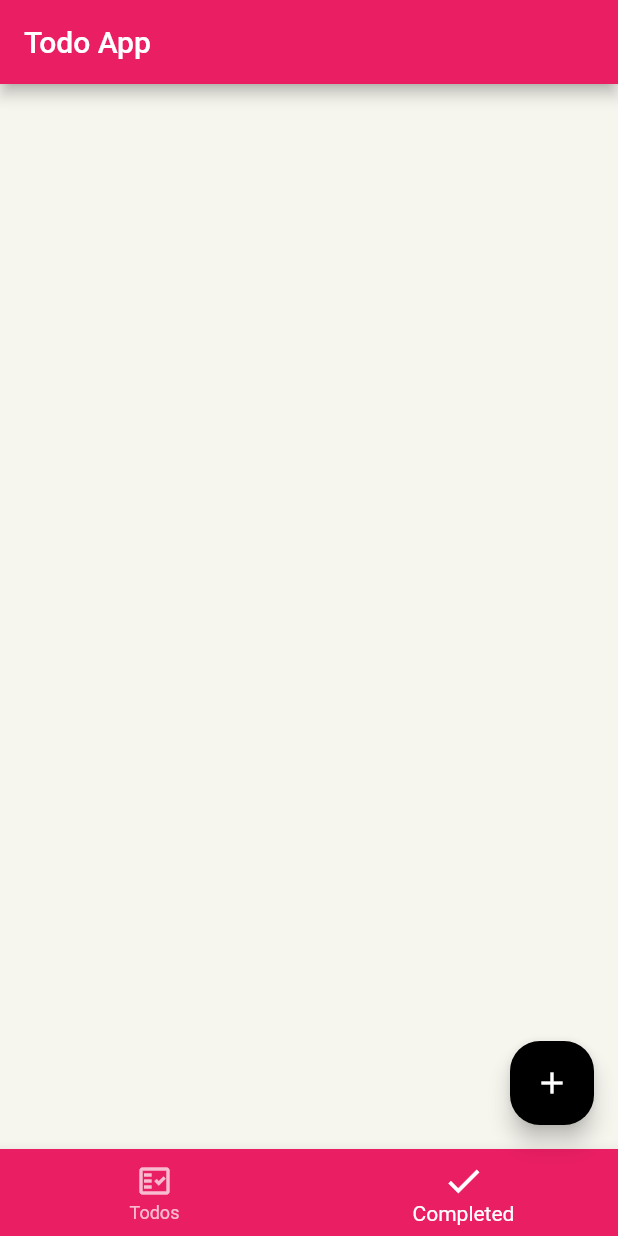
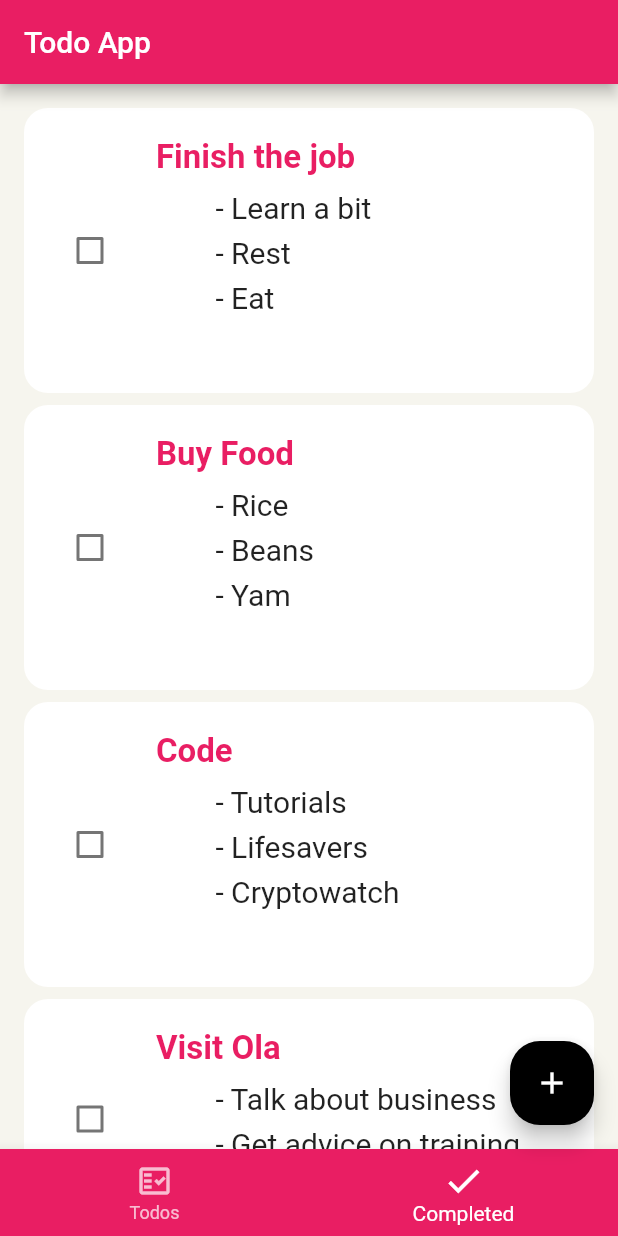
Before and after one commit to fiki2002/todo-App, a Flutter app: the screen it shows after launch, item 2 of the bottom bar chosen, on a phone screen of 412 x 824 dp. Run offline on Flutter 3.47's test engine with Material 2 defaults, Android fonts, the phone set to English and light mode, and no system bars; drawn by our look-alikes of flutter_slidable.

Commit message:
All Done

```diff
--- a/lib/pages/home_page.dart
+++ b/lib/pages/home_page.dart
@@ -2,6 +2,8 @@ import 'package:flutter/material.dart';
 import 'package:todo_list/main.dart';
 import 'package:todo_list/widgets/todo_dialog.dart';
 import 'package:todo_list/widgets/todo_list_widget.dart';
+
+import '../widgets/completed_list_widget.dart';
 
 class MyTodoHomePage extends StatefulWidget {
   const MyTodoHomePage({Key? key}) : super(key: key);
@@ -16,8 +18,7 @@ class _MyTodoHomePageState extends State<MyTodoHomePage> {
   Widget build(BuildContext context) {
     final tabs = [
       const TodoListWidget(),
-      Container(),
-    ];
+      const CompletedListWidget(),    ];
     return Scaffold(
       appBar: AppBar(
         title: const Text(MyApp.title),
--- a/lib/provider/todos.dart
+++ b/lib/provider/todos.dart
@@ -26,6 +26,9 @@ class TodosProvider extends ChangeNotifier {
   ];
   //To make our list of todos public... the code below is a getter which is public and we make sure the ones that are not done yet are displayed where neccessary
   List<Todo> get todos => _todos.where((todo) => todo.isDone == false).toList();
+
+  List<Todo> get todosCompleted =>
+      _todos.where((todo) => todo.isDone == false).toList();
   void addTodo(Todo todo) {
     //now the todo we have added in the todo dialog, we want to add it to the list of todos avaiable
     _todos.add(todo);
@@ -43,6 +46,14 @@ class TodosProvider extends ChangeNotifier {
     //We just toggled it...notice there is a patter to this
     notifyListeners();
 
-    return todo.isDone;    //The function type cant be void because, isDone is of type bool
+    return todo
+        .isDone; //The function type cant be void because, isDone is of type bool
+  }
+
+  void updateTodo(Todo todo, String title, String description) {
+    todo.title = title;
+    todo.description = description;
+
+    notifyListeners();
   }
 }
--- /dev/null
+++ b/lib/widgets/completed_list_widget.dart
@@ -0,0 +1,38 @@
+import 'package:flutter/material.dart';
+import 'package:provider/provider.dart';
+import 'package:todo_list/widgets/todo_widget.dart';
+
+import '../provider/todos.dart';
+
+class CompletedListWidget extends StatelessWidget {
+
+  const CompletedListWidget({ Key? key }) : super(key: key);
+
+  @override
+  Widget build(BuildContext context) {
+    final provider = Provider.of<TodosProvider>(context);
+    final todos = provider.todosCompleted;
+
+    return todos.isEmpty
+        ? const Center(
+            child: Text(
+              'No completed tasks!',
+              style: TextStyle(
+                fontSize: 20,
+              ),
+            ),
+          )
+        : ListView.separated(
+            physics: const BouncingScrollPhysics(),
+            separatorBuilder: (context, index) => const SizedBox(height: 8),
+            padding: const EdgeInsets.all(16),
+            itemCount: todos.length,
+            itemBuilder: (context, index) {
+              //to get each item in the todo list
+              final todo = todos[index];
+
+              return TodoWidget(todo: todo);
+            },
+          );
+  }
+}
--- a/lib/widgets/todo_widget.dart
+++ b/lib/widgets/todo_widget.dart
@@ -3,6 +3,7 @@ import 'package:provider/provider.dart';
 import 'package:todo_list/model/todo.dart';
 import 'package:flutter_slidable/flutter_slidable.dart';
 
+import '../pages/edit_todo_page.dart';
 import '../provider/todos.dart';
 import '../utils.dart';
 
@@ -15,11 +16,11 @@ class TodoWidget extends StatelessWidget {
         borderRadius: BorderRadius.circular(16),
         child: Slidable(
           key: UniqueKey(),
-          startActionPane: const ActionPane(
-            motion: ScrollMotion(),
+          startActionPane: ActionPane(
+            motion: const ScrollMotion(),
             children: [
               SlidableAction(
-                onPressed: null,
+                onPressed: (context) => editTodo(context, todo),
                 backgroundColor: Colors.green,
                 foregroundColor: Colors.white,
                 icon: Icons.edit,
@@ -28,7 +29,7 @@ class TodoWidget extends StatelessWidget {
             ],
           ),
           endActionPane: ActionPane(
-            motion: ScrollMotion(),
+            motion: const ScrollMotion(),
             children: [
               SlidableAction(
                 onPressed: (context) => deleteTodo(context, todo),
@@ -99,4 +100,12 @@ class TodoWidget extends StatelessWidget {
 
     Utils.showSnackBar(context, 'Deleted the task');
   }
+
+  void editTodo(BuildContext context, Todo todo) {
+    Navigator.of(context).push(
+      MaterialPageRoute(
+        builder: ((context) => EditTodoPage(todo: todo)),
+      ),
+    );
+  }
 }
```
Also changed, not shown: lib/pages/edit_todo_page.dart (added, +82 -0 lines).
